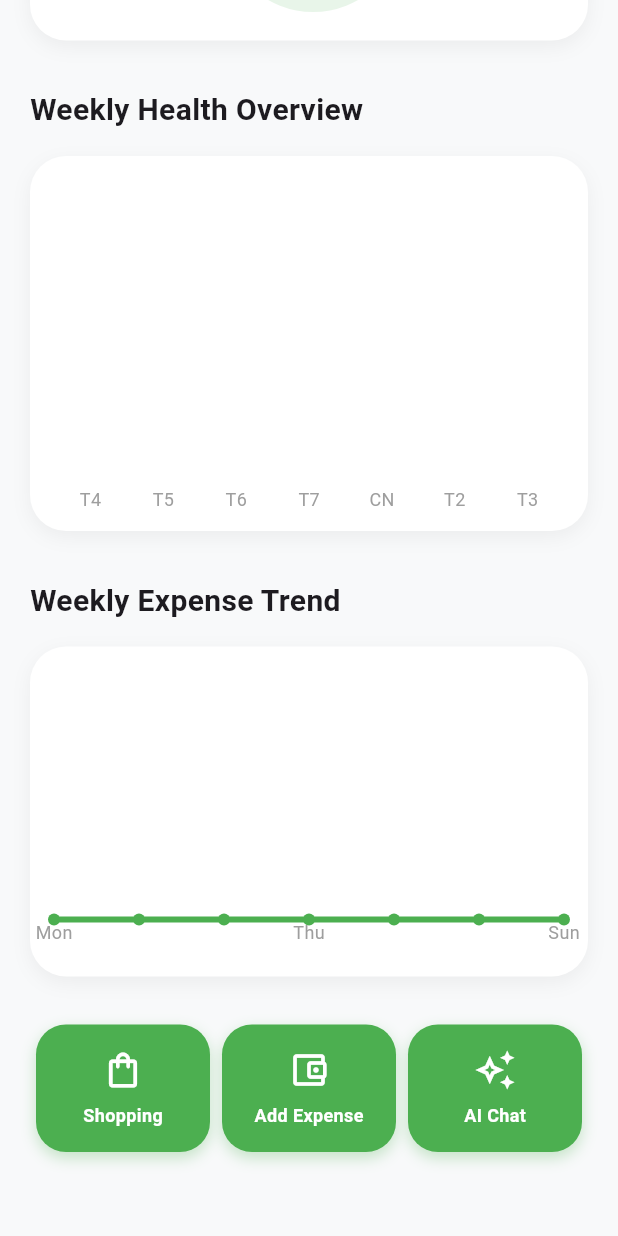
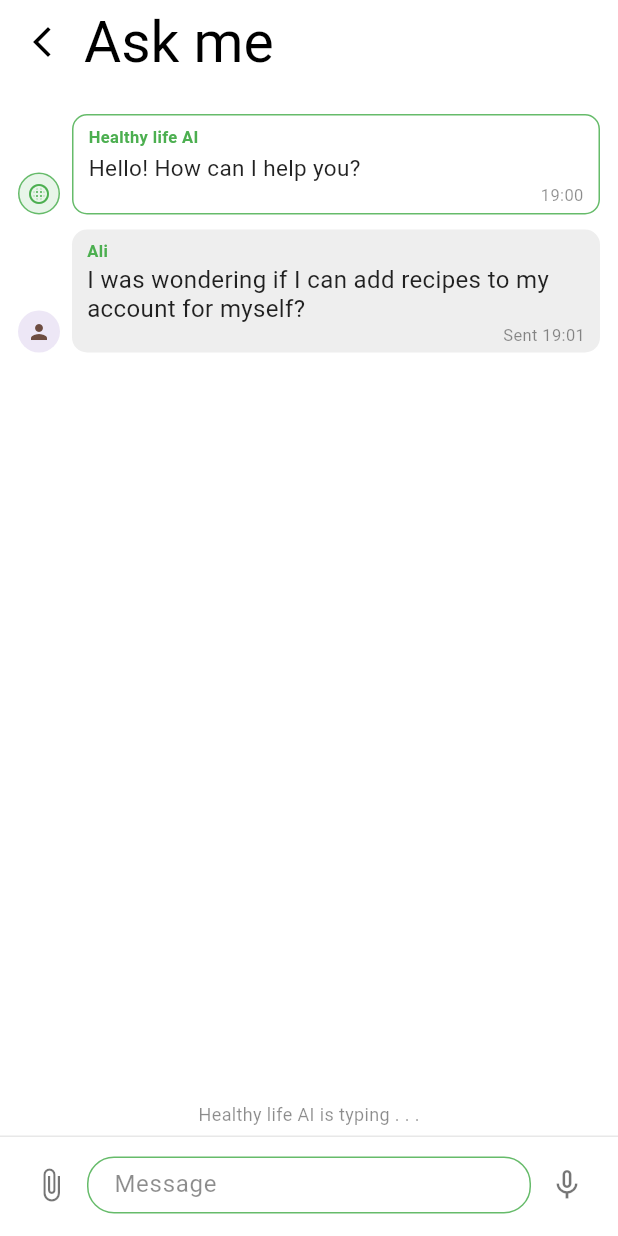
Before and after one commit to tuan21104/HealthyLife_Project_FYP, a Flutter app: the HomeScreen screen opened directly, scrolled down 229 dp, after a tap on "AI Chat", on a phone screen of 412 x 824 dp. Run offline on Flutter 3.47's test engine with Material 3 defaults, Android fonts, the phone set to English and light mode, and no system bars; drawn by our look-alikes of fl_chart, flutter_markdown; our stand-ins replace cached_network_image, flutter_dotenv, google_generative_ai, image_picker, shared_preferences; accounts and stored records are empty.

Commit message:
feat: Implement AI chat feature with message history and save functionality

```diff
--- /dev/null
+++ b/client/lib/ask_me_screen.dart
@@ -0,0 +1,359 @@
+import 'package:flutter/material.dart';
+import 'package:flutter_markdown/flutter_markdown.dart';
+import 'services/ai_chat_service.dart';
+
+class AskMeScreen extends StatefulWidget {
+  const AskMeScreen({super.key});
+
+  @override
+  State<AskMeScreen> createState() => _AskMeScreenState();
+}
+
+class _AskMeScreenState extends State<AskMeScreen> {
+  final AiChatService _aiChatService = const AiChatService(
+    model: 'gemini-2.5-flash',
+  );
+  final TextEditingController _messageController = TextEditingController();
+  final List<_ChatMessage> _messages = <_ChatMessage>[
+    const _ChatMessage(
+      sender: 'Healthy life AI',
+      text: 'Hello! How can I help you?',
+      timeLabel: '19:00',
+      isAi: true,
+    ),
+    const _ChatMessage(
+      sender: 'Ali',
+      text: 'I was wondering if I can add recipes to my account for myself?',
+      timeLabel: 'Sent 19:01',
+      isAi: false,
+    ),
+  ];
+
+  bool _isAiTyping = true;
+
+  @override
+  void initState() {
+    super.initState();
+    _messageController.addListener(_onInputChanged);
+  }
+
+  @override
+  void dispose() {
+    _messageController.removeListener(_onInputChanged);
+    _messageController.dispose();
+    super.dispose();
+  }
+
+  void _onInputChanged() {
+    setState(() {});
+  }
+
+  Future<void> _sendMessage() async {
+    final String text = _messageController.text.trim();
+    if (text.isEmpty) {
+      return;
+    }
+
+    setState(() {
+      _messages.add(
+        _ChatMessage(
+          sender: 'Ali',
+          text: text,
+          timeLabel: 'Sent ${_currentTimeLabel()}',
+          isAi: false,
+        ),
+      );
+      _messageController.clear();
+      _isAiTyping = true;
+    });
+
+    final String aiResponse = await _aiChatService.sendMessage(text);
+
+    if (!mounted) {
+      return;
+    }
+
+    setState(() {
+      _messages.add(
+        _ChatMessage(
+          sender: 'Healthy life AI',
+          text: aiResponse,
+          timeLabel: _currentTimeLabel(),
+          isAi: true,
+        ),
+      );
+      _isAiTyping = false;
+    });
+  }
+
+  String _currentTimeLabel() {
+    final DateTime now = DateTime.now();
+    final String hour = now.hour.toString().padLeft(2, '0');
+    final String minute = now.minute.toString().padLeft(2, '0');
+    return '$hour:$minute';
+  }
+
+  @override
+  Widget build(BuildContext context) {
+    final bool hasInput = _messageController.text.trim().isNotEmpty;
+
+    return Scaffold(
+      backgroundColor: Colors.white,
+      appBar: AppBar(
+        backgroundColor: Colors.white,
+        elevation: 0,
+        leading: IconButton(
+          icon: const Icon(Icons.arrow_back_ios_new, color: Colors.black),
+          onPressed: () => Navigator.of(context).maybePop(),
+        ),
+        titleSpacing: 0,
+        title: const Text(
+          'Ask me',
+          style: TextStyle(
+            color: Colors.black,
+            fontSize: 38,
+            fontWeight: FontWeight.w400,
+          ),
+        ),
+      ),
+      body: SafeArea(
+        top: false,
+        child: Column(
+          children: <Widget>[
+            Expanded(
+              child: ListView.builder(
+                padding: const EdgeInsets.fromLTRB(12, 20, 12, 12),
+                itemCount: _messages.length,
+                itemBuilder: (BuildContext context, int index) {
+                  final _ChatMessage message = _messages[index];
+                  return Padding(
+                    padding: const EdgeInsets.only(bottom: 10),
+                    child: message.isAi
+                        ? _buildAiMessage(message)
+                        : _buildUserMessage(message),
+                  );
+                },
+              ),
+            ),
+            if (_isAiTyping)
+              const Padding(
+                padding: EdgeInsets.only(bottom: 6),
+                child: Text(
+                  'Healthy life AI is typing . . .',
+                  style: TextStyle(color: Colors.black45, fontSize: 12),
+                ),
+              ),
+            const Divider(height: 1, thickness: 1, color: Color(0xFFE8E8E8)),
+            Padding(
+              padding: const EdgeInsets.fromLTRB(10, 8, 10, 10),
+              child: Row(
+                children: <Widget>[
+                  IconButton(
+                    onPressed: () {},
+                    icon: const Icon(Icons.attach_file, color: Colors.black54),
+                  ),
+                  Expanded(
+                    child: SizedBox(
+                      height: 38,
+                      child: TextField(
+                        controller: _messageController,
+                        decoration: InputDecoration(
+                          hintText: 'Message',
+                          hintStyle: const TextStyle(color: Colors.black45),
+                          contentPadding: const EdgeInsets.symmetric(
+                            horizontal: 14,
+                            vertical: 8,
+                          ),
+                          enabledBorder: OutlineInputBorder(
+                            borderRadius: BorderRadius.circular(18),
+                            borderSide: const BorderSide(
+                              color: Color(0xFF66BB6A),
+                            ),
+                          ),
+                          focusedBorder: OutlineInputBorder(
+                            borderRadius: BorderRadius.circular(18),
+                            borderSide: const BorderSide(
+                              color: Color(0xFF4CAF50),
+                              width: 1.2,
+                            ),
+                          ),
+                        ),
+                      ),
+                    ),
+                  ),
+                  IconButton(
+                    onPressed: hasInput ? _sendMessage : () {},
+                    icon: Icon(
+                      hasInput ? Icons.send : Icons.mic_none,
+                      color: Colors.black54,
+                    ),
+                  ),
+                ],
+              ),
+            ),
+          ],
+        ),
+      ),
+    );
+  }
+
+  Widget _buildAiMessage(_ChatMessage message) {
+    return Row(
+      crossAxisAlignment: CrossAxisAlignment.end,
+      children: <Widget>[
+        Container(
+          width: 28,
+          height: 28,
+          decoration: BoxDecoration(
+            shape: BoxShape.circle,
+            color: const Color(0xFFE8F5E9),
+            border: Border.all(color: const Color(0xFF66BB6A), width: 1),
+          ),
+          child: const Icon(
+            Icons.blur_circular,
+            size: 16,
+            color: Color(0xFF4CAF50),
+          ),
+        ),
+        const SizedBox(width: 8),
+        Flexible(
+          child: Container(
+            padding: const EdgeInsets.fromLTRB(10, 6, 10, 4),
+            decoration: BoxDecoration(
+              color: Colors.white,
+              borderRadius: BorderRadius.circular(10),
+              border: Border.all(color: const Color(0xFF66BB6A), width: 1),
+            ),
+            child: Column(
+              crossAxisAlignment: CrossAxisAlignment.start,
+              children: <Widget>[
+                Text(
+                  message.sender,
+                  style: const TextStyle(
+                    color: Color(0xFF4CAF50),
+                    fontSize: 11,
+                    fontWeight: FontWeight.w600,
+                  ),
+                ),
+                const SizedBox(height: 2),
+                _buildAiMessageBody(message.text),
+                Align(
+                  alignment: Alignment.centerRight,
+                  child: Text(
+                    message.timeLabel,
+                    style: const TextStyle(color: Colors.black45, fontSize: 11),
+                  ),
+                ),
+              ],
+            ),
+          ),
+        ),
+      ],
+    );
+  }
+
+  Widget _buildAiMessageBody(String messageText) {
+    final bool isApiError =
+        messageText.startsWith('AI API error') ||
+        messageText.startsWith('AI API exception');
+
+    if (isApiError) {
+      return Text(
+        messageText,
+        maxLines: 4,
+        overflow: TextOverflow.ellipsis,
+        softWrap: true,
+        style: const TextStyle(
+          fontSize: 13,
+          color: Colors.black87,
+          height: 1.25,
+        ),
+      );
+    }
+
+    return MarkdownBody(
+      data: messageText,
+      selectable: true,
+      styleSheet: MarkdownStyleSheet(
+        p: const TextStyle(fontSize: 15, color: Colors.black87),
+        strong: const TextStyle(
+          fontSize: 15,
+          fontWeight: FontWeight.bold,
+          color: Colors.black,
+        ),
+        blockSpacing: 10,
+      ),
+    );
+  }
+
+  Widget _buildUserMessage(_ChatMessage message) {
+    return Row(
+      mainAxisAlignment: MainAxisAlignment.end,
+      crossAxisAlignment: CrossAxisAlignment.end,
+      children: <Widget>[
+        Container(
+          width: 28,
+          height: 28,
+          decoration: const BoxDecoration(
+            shape: BoxShape.circle,
+            color: Color(0xFFEDE7F6),
+          ),
+          child: const Icon(Icons.person, size: 16, color: Color(0xFF6D4C41)),
+        ),
+        const SizedBox(width: 8),
+        Flexible(
+          child: Container(
+            padding: const EdgeInsets.fromLTRB(10, 6, 10, 4),
+            decoration: BoxDecoration(
+              color: Colors.grey[200],
+              borderRadius: BorderRadius.circular(10),
+            ),
+            child: Column(
+              crossAxisAlignment: CrossAxisAlignment.start,
+              children: <Widget>[
+                Text(
+                  message.sender,
+                  style: const TextStyle(
+                    color: Color(0xFF4CAF50),
+                    fontSize: 11,
+                    fontWeight: FontWeight.w600,
+                  ),
+                ),
+                const SizedBox(height: 2),
+                Text(
+                  message.text,
+                  style: const TextStyle(
+                    color: Colors.black87,
+                    fontSize: 16,
+                    height: 1.2,
+                  ),
+                ),
+                Align(
+                  alignment: Alignment.centerRight,
+                  child: Text(
+                    message.timeLabel,
+                    style: const TextStyle(color: Colors.black45, fontSize: 11),
+                  ),
+                ),
+              ],
+            ),
+          ),
+        ),
+      ],
+    );
+  }
+}
+
+class _ChatMessage {
+  const _ChatMessage({
+    required this.sender,
+    required this.text,
+    required this.timeLabel,
+    required this.isAi,
+  });
+
+  final String sender;
+  final String text;
+  final String timeLabel;
+  final bool isAi;
+}
--- a/client/lib/home_screen.dart
+++ b/client/lib/home_screen.dart
@@ -3,6 +3,7 @@ import 'package:fl_chart/fl_chart.dart';
 import 'package:intl/intl.dart';
 import 'package:shared_preferences/shared_preferences.dart';
 import 'services/auth_service.dart';
+import 'ask_me_screen.dart';
 import 'package:cached_network_image/cached_network_image.dart';
 import 'shop_screen.dart';
 
@@ -471,7 +472,10 @@ class _HomeScreenState extends State<HomeScreen> {
           Icons.auto_awesome_outlined,
           "AI Chat",
           onTap: () {
-            // Logic mở AI Chat
+            Navigator.push(
+              context,
+              MaterialPageRoute(builder: (context) => const AskMeScreen()),
+            );
           },
         ),
       ],
```
Also changed, not shown: client/lib/services/ai_chat_service.dart (added, +134 -0 lines), 3 other files.
